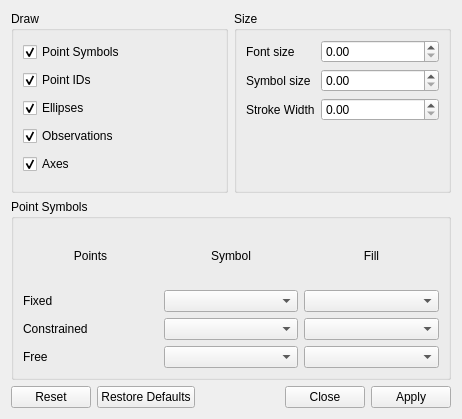
First picture: the form in gama-q2/drawsettings.ui, repository cepek/testing-qgama-branch, before the edit.
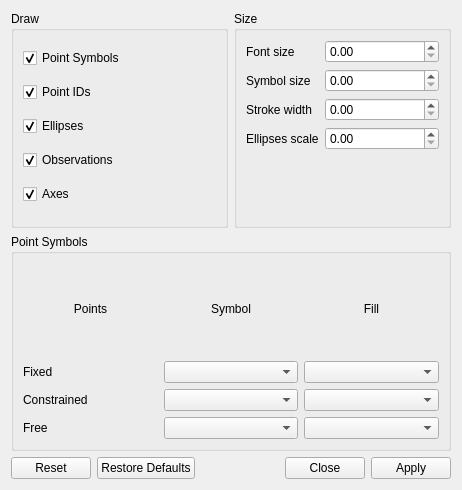
Second picture: the form after the edit.

Commit message: improved dialog for SVG image settings

```diff
--- a/gama-q2/drawsettings.ui
+++ b/gama-q2/drawsettings.ui
@@ -7,7 +7,7 @@
     <x>0</x>
     <y>0</y>
     <width>462</width>
-    <height>419</height>
+    <height>490</height>
    </rect>
   </property>
   <property name="windowTitle">
@@ -98,7 +98,7 @@
             <item row="2" column="0">
              <widget class="QLabel" name="labelStrokeWidth">
               <property name="text">
-               <string>Stroke Width</string>
+               <string>Stroke width</string>
               </property>
              </widget>
             </item>
@@ -122,6 +122,16 @@
             <item row="2" column="1">
              <widget class="QDoubleSpinBox" name="doubleSpinBoxStrokeWidth"/>
             </item>
+            <item row="3" column="0">
+             <widget class="QLabel" name="labelEllipsesScale">
+              <property name="text">
+               <string>Ellipses scale</string>
+              </property>
+             </widget>
+            </item>
+            <item row="3" column="1">
+             <widget class="QDoubleSpinBox" name="doubleSpinBoxEllipsesScale"/>
+            </item>
            </layout>
           </item>
          </layout>
```
The commit also changes 2 other files.
